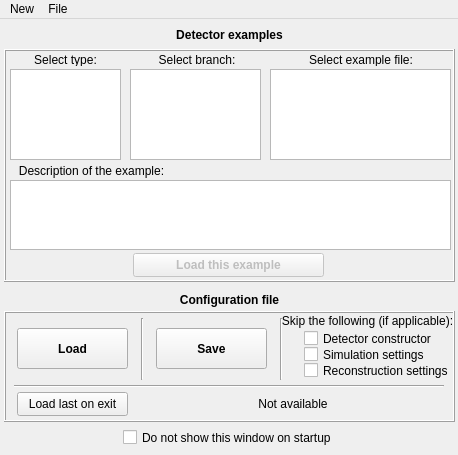
Old version of the form src/gui/exampleswindow.ui in the repository andrmor/ANTS2.
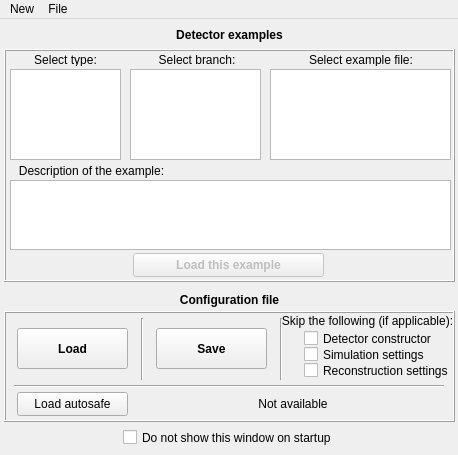
New version of the form.

```diff
--- a/src/gui/exampleswindow.ui
+++ b/src/gui/exampleswindow.ui
@@ -394,7 +394,7 @@
       <string>Load configuration saved on last exit</string>
      </property>
      <property name="text">
-      <string>Load last on exit</string>
+      <string>Load autosafe</string>
      </property>
     </widget>
     <widget class="QLabel" name="labLastOnExit">
```
